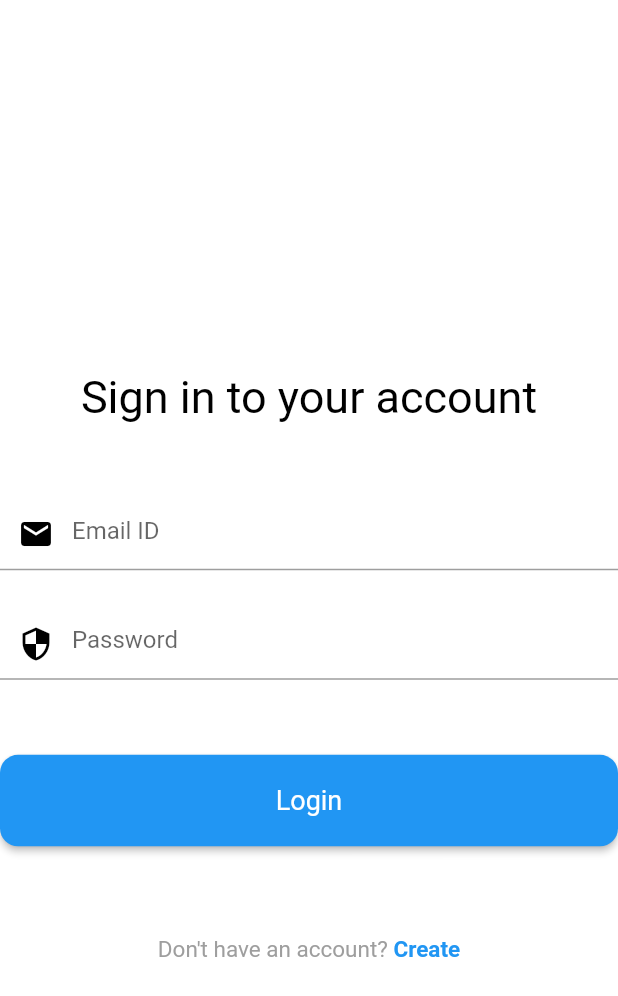
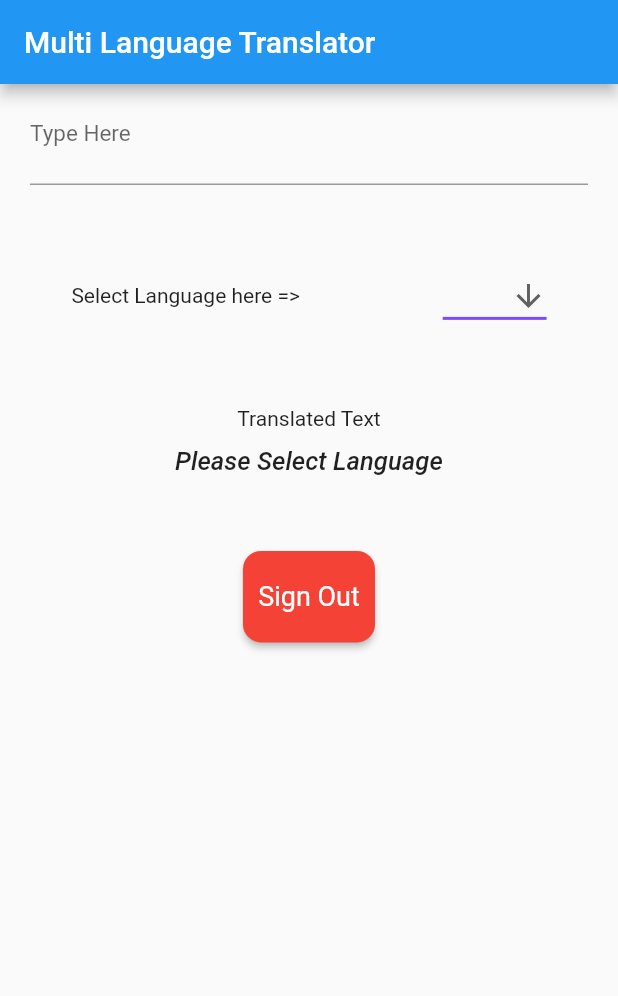
Before and after one commit to Varun-Shastry/Translator-App, a Flutter app: the screen it shows after launch, on a phone screen of 412 x 824 dp. Shown: the top 996 px of the screen. Run offline on Flutter 3.47's test engine with Material 2 defaults, Android fonts, the phone set to English and light mode, and no system bars; our stand-ins replace firebase_auth, firebase_core, get; missing offline and left inert: translator; accounts and stored records are empty.

Commit message:
Second Commit

```diff
--- a/lib/login_page.dart
+++ b/lib/login_page.dart
@@ -1,13 +1,13 @@
-// ignore_for_file: prefer_const_literals_to_create_immutables
+// ignore_for_file: prefer_const_literals_to_create_immutables, prefer_const_constructors, sized_box_for_whitespace
 
 import 'package:firebase_auth/firebase_auth.dart';
 import 'package:flutter/gestures.dart';
 import 'package:flutter/material.dart';
-import 'package:flutter/src/widgets/framework.dart';
 import 'package:flutter/src/widgets/placeholder.dart';
 import 'package:get/get.dart';
 import 'package:translate_application/home_page.dart';
 import 'package:translate_application/signup_page.dart';
+import 'package:translate_application/test.dart';
 
 class LoginPage extends StatefulWidget {
   const LoginPage({super.key});
@@ -18,8 +18,8 @@ class LoginPage extends StatefulWidget {
 
 class _LoginPageState extends State<LoginPage> {
 
-  final _emailController = new TextEditingController();
-  final _passwordController = new TextEditingController();
+  final _emailController =  TextEditingController();
+  final _passwordController =  TextEditingController();
 
   @override
   Widget build(BuildContext context) {
@@ -36,9 +36,7 @@ class _LoginPageState extends State<LoginPage> {
             width: w,
             height: h * 0.3,
           ),
-          Container(
-
-            child: Column(
+          Column(
             children: [
               const Text(
                 'Sign in to your account',
@@ -48,6 +46,13 @@ class _LoginPageState extends State<LoginPage> {
                  ),
                  ),
               const SizedBox(height: 50),
+              TextField(
+                decoration: InputDecoration(
+                  hintText: 'Username',
+                  prefixIcon: Icon(Icons.mail, color:Colors.black)
+                ),
+              ),
+              const SizedBox(height: 25,),
               TextField(
                 controller: _emailController,
                 keyboardType: TextInputType.emailAddress,
@@ -71,7 +76,8 @@ class _LoginPageState extends State<LoginPage> {
                 width: double.infinity,
                 child: RawMaterialButton(
                   onPressed: () {
-
+                    FirebaseAuth.instance.signInWithEmailAndPassword(email: _emailController.text, password: _passwordController.text).
+                    then((value) {Navigator.push(context, MaterialPageRoute(builder: (context) => MyHomePage()));});
 
                   },
                   fillColor: Colors.blue,
@@ -119,7 +125,6 @@ class _LoginPageState extends State<LoginPage> {
               ),
 
             ],
-            ),
           )
         ],
       ),
--- a/lib/main.dart
+++ b/lib/main.dart
@@ -1,13 +1,15 @@
 import 'package:firebase_core/firebase_core.dart';
 import 'package:flutter/material.dart';
+import 'package:translate_application/home_page.dart';
 import 'package:translate_application/login_page.dart';
 import 'package:get/get.dart';
+import 'package:translate_application/signup_page.dart';
+import 'package:translate_application/test.dart';
 
-Future main() async {
+void main () async {
   WidgetsFlutterBinding.ensureInitialized();
-  Firebase.initializeApp();
-
-  runApp(const MyApp());
+  await Firebase.initializeApp();
+  runApp(MyApp());
 }
 
 class MyApp extends StatelessWidget {
@@ -16,12 +18,17 @@ class MyApp extends StatelessWidget {
   // This widget is the root of your application.
   @override
   Widget build(BuildContext context) {
-    return GetMaterialApp(
+    return MaterialApp(
       title: 'Flutter Demo',
       theme: ThemeData(
         primarySwatch: Colors.blue,
       ),
-      home: LoginPage(),
+      initialRoute: 'home_page',
+      routes: {
+        'home_page':(context) => MyHomePage(),
+        'signup_page':(context) => SignUp(),
+        'login_page':(context) => LoginPage(),
+      },
     );
   }
 }
--- a/lib/signup_page.dart
+++ b/lib/signup_page.dart
@@ -4,6 +4,7 @@ import 'package:flutter/src/widgets/placeholder.dart';
 import 'package:firebase_auth/firebase_auth.dart';
 import 'package:translate_application/home_page.dart';
 import 'package:get/get.dart';
+import 'package:translate_application/test.dart';
 
 class SignUp extends StatefulWidget {
   const SignUp({Key? key}) : super(key: key);
@@ -66,7 +67,7 @@ class _SignUpState extends State<SignUp> {
                     onPressed: () {
                       FirebaseAuth.instance.createUserWithEmailAndPassword(email: _emailController.text, password: _passwordController.text).then((value) {
                         print("Created User");
-                        Navigator.push(context, MaterialPageRoute(builder: (context) => HomePage()));
+                        Navigator.push(context, MaterialPageRoute(builder: (context) => MyHomePage()));
                       }).onError((error, stackTrace) {print('error');});
 
                     },
--- /dev/null
+++ b/lib/test.dart
@@ -0,0 +1,131 @@
+import 'package:flutter/material.dart';
+import 'package:translator/translator.dart';
+import 'package:firebase_auth/firebase_auth.dart';
+import 'package:translate_application/login_page.dart';
+
+class MyHomePage extends StatefulWidget {
+  @override
+  _MyHomePageState createState() => _MyHomePageState();
+}
+
+class _MyHomePageState extends State<MyHomePage> {
+  TextEditingController textEditingController = TextEditingController();
+  GoogleTranslator translator = GoogleTranslator();
+  var output;
+  String? dropdownValue;
+
+  static const Map<String, String> lang = {
+    "Hindi": "hi",
+    "English": "en",
+    "Urdu": "ur",
+  };
+
+  void trans() {
+    translator
+        .translate(textEditingController.text, to: "$dropdownValue")
+        .then((value) {
+      setState(() {
+        output = value;
+      });
+    });
+  }
+
+  @override
+  Widget build(BuildContext context) {
+    return Scaffold(
+        appBar: AppBar(
+          title: Text("Multi Language Translator"),
+        ),
+        body: Column(
+          children: [
+            Container(
+              margin: EdgeInsets.only(left: 20, right: 20),
+              child: TextFormField(
+                style: TextStyle(fontSize: 24),
+                controller: textEditingController,
+                onTap: () {
+                  trans();
+                },
+                decoration: InputDecoration(
+                    labelText: 'Type Here',
+                    labelStyle: TextStyle(fontSize: 15)),
+              ),
+            ),
+            SizedBox(
+              height: 50,
+            ),
+            Row(
+              mainAxisAlignment: MainAxisAlignment.spaceAround,
+              children: [
+                Text("Select Language here =>"),
+                DropdownButton<String>(
+                  value: dropdownValue,
+                  icon: Icon(Icons.arrow_downward),
+                  iconSize: 24,
+                  elevation: 16,
+                  style: TextStyle(color: Colors.deepPurple),
+                  underline: Container(
+                    height: 2,
+                    color: Colors.deepPurpleAccent,
+                  ),
+                  onChanged: (String? newValue) {
+                    setState(() {
+                      dropdownValue = newValue;
+                      trans();
+                    });
+                  },
+                  items: lang
+                      .map((string, value) {
+                        return MapEntry(
+                          string,
+                          DropdownMenuItem<String>(
+                            value: value,
+                            child: Text(string),
+                          ),
+                        );
+                      })
+                      .values
+                      .toList(),
+                ),
+              ],
+            ),
+            SizedBox(
+              height: 50,
+            ),
+            Text('Translated Text'),
+            SizedBox(
+              height: 10,
+            ),
+            Text(
+              output == null ? "Please Select Language" : output.toString(),
+              style: TextStyle(
+                  fontSize: 17,
+                  fontStyle: FontStyle.italic,
+                  fontWeight: FontWeight.w500),
+            ),
+
+            SizedBox(height: 50,),
+            RawMaterialButton(
+              onPressed: () {
+                FirebaseAuth.instance.signOut().then((value) {
+                  Navigator.push(context, MaterialPageRoute(builder: (context) => LoginPage()));
+                });
+              },
+              fillColor: Colors.red,
+              padding: EdgeInsets.symmetric(vertical: 20.0),
+              shape: RoundedRectangleBorder(
+                borderRadius: BorderRadius.circular(12.0),
+
+              ),
+              child: const Text(
+                'Sign Out',
+                style: TextStyle(
+                  color: Colors.white,
+                  fontSize: 18.0,
+                ),
+              ),
+            ),
+          ],
+        ));
+  }
+}
--- a/pubspec.yaml
+++ b/pubspec.yaml
@@ -38,6 +38,7 @@ dependencies:
   cupertino_icons: ^1.0.2
   firebase_core: ^2.13.1
   firebase_auth: ^4.6.2
+  translator: ^0.1.7
 
 
 dev_dependencies:
```
Also changed, not shown: lib/home_page.dart (+129 -5 lines), pubspec.lock, 1 other file. Lines whose indentation alone changed are shown as unchanged.
